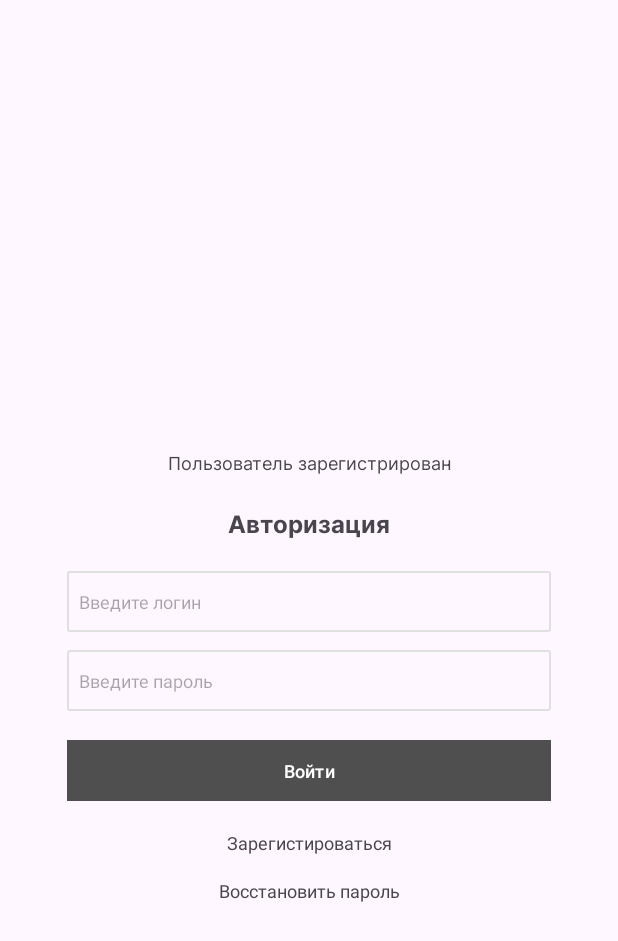
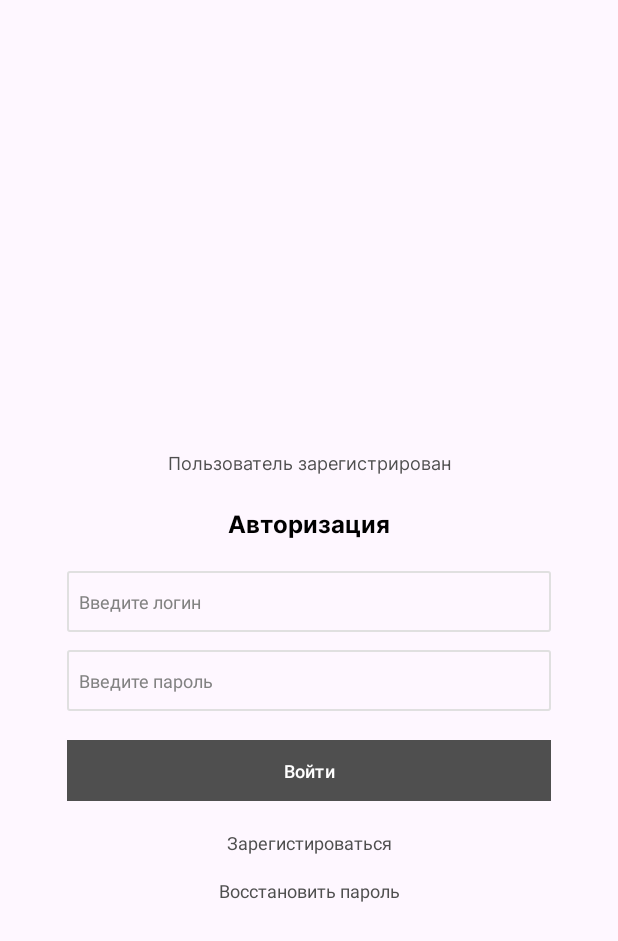
Before and after one commit to Aslan4242/android-platform, an Android app: the screen it shows after launch (RootActivity), on a phone screen of 412 x 824 dp. Shown: the top 941 px of the screen. Run offline under Robolectric (Android 15) with nearby library versions, the phone set to English and light mode, and no system bars; our stand-ins replace navigation-ui.

Commit message:
отключил темную тему

```diff
--- a/app/src/main/java/com/example/androidplatform/ui/root/RootActivity.kt
+++ b/app/src/main/java/com/example/androidplatform/ui/root/RootActivity.kt
@@ -3,6 +3,7 @@ package com.example.androidplatform.ui.root
 import androidx.appcompat.app.AppCompatActivity
 import android.os.Bundle
 import android.view.View
+import androidx.appcompat.app.AppCompatDelegate
 import androidx.navigation.fragment.NavHostFragment
 import androidx.navigation.ui.setupWithNavController
 import com.example.androidplatform.R
@@ -12,6 +13,7 @@ class RootActivity : AppCompatActivity() {
     private val binding by lazy { ActivityRootBinding.inflate(layoutInflater) }
     override fun onCreate(savedInstanceState: Bundle?) {
         super.onCreate(savedInstanceState)
+        AppCompatDelegate.setDefaultNightMode(AppCompatDelegate.MODE_NIGHT_NO);
         setContentView(binding.root)
         val bottomNavigationView = binding.bottomNavigationView
         val navHostFragment = supportFragmentManager.findFragmentById(R.id.root_container_view) as NavHostFragment
--- a/app/src/main/res/layout/fragment_authorization.xml
+++ b/app/src/main/res/layout/fragment_authorization.xml
@@ -28,6 +28,7 @@
         android:text="@string/user_is_registered"
         android:fontFamily="@font/inter_regular"
         android:textSize="@dimen/text_size_12"
+        android:textColor="@color/gray_2"
         android:layout_marginTop="300dp"
         app:layout_constraintBottom_toTopOf="@+id/authorization_tv"
         app:layout_constraintStart_toEndOf="@+id/left_guideline"
@@ -42,6 +43,7 @@
         android:fontFamily="@font/inter_bold"
         android:textSize="@dimen/text_size_16"
         android:text="@string/authorization"
+        android:textColor="@color/black"
         android:layout_marginTop="20dp"
         app:layout_constraintBottom_toBottomOf="parent"
         app:layout_constraintStart_toEndOf="@+id/left_guideline"
@@ -59,6 +61,7 @@
         android:textSize="@dimen/text_size_12"
         android:background="@drawable/edit_text_frame"
         android:hint="@string/hint_login"
+        android:textColorHint="@color/gray_3"
         android:layout_marginTop="20dp"
         app:layout_constraintStart_toEndOf="@+id/left_guideline"
         app:layout_constraintEnd_toStartOf="@+id/right_guideline"
@@ -75,6 +78,7 @@
         android:background="@drawable/edit_text_frame"
         android:textSize="@dimen/text_size_12"
         android:hint="@string/hint_password"
+        android:textColorHint="@color/gray_3"
         app:layout_constraintStart_toEndOf="@+id/left_guideline"
         app:layout_constraintEnd_toStartOf="@+id/right_guideline"
         app:layout_constraintTop_toBottomOf="@+id/login_et"
@@ -105,6 +109,7 @@
         android:text="@string/register"
         android:layout_marginTop="15dp"
         android:textSize="@dimen/text_size_12"
+        android:textColor="@color/gray_2"
         app:layout_constraintTop_toBottomOf="@+id/enter_btn"
         app:layout_constraintStart_toEndOf="@+id/left_guideline"
         app:layout_constraintEnd_toStartOf="@+id/right_guideline"
@@ -117,6 +122,7 @@
         android:text="@string/restore_password"
         android:layout_marginTop="15dp"
         android:textSize="@dimen/text_size_12"
+        android:textColor="@color/gray_2"
         app:layout_constraintTop_toBottomOf="@+id/registration_tv"
         app:layout_constraintStart_toEndOf="@+id/left_guideline"
         app:layout_constraintEnd_toStartOf="@+id/right_guideline"
```
